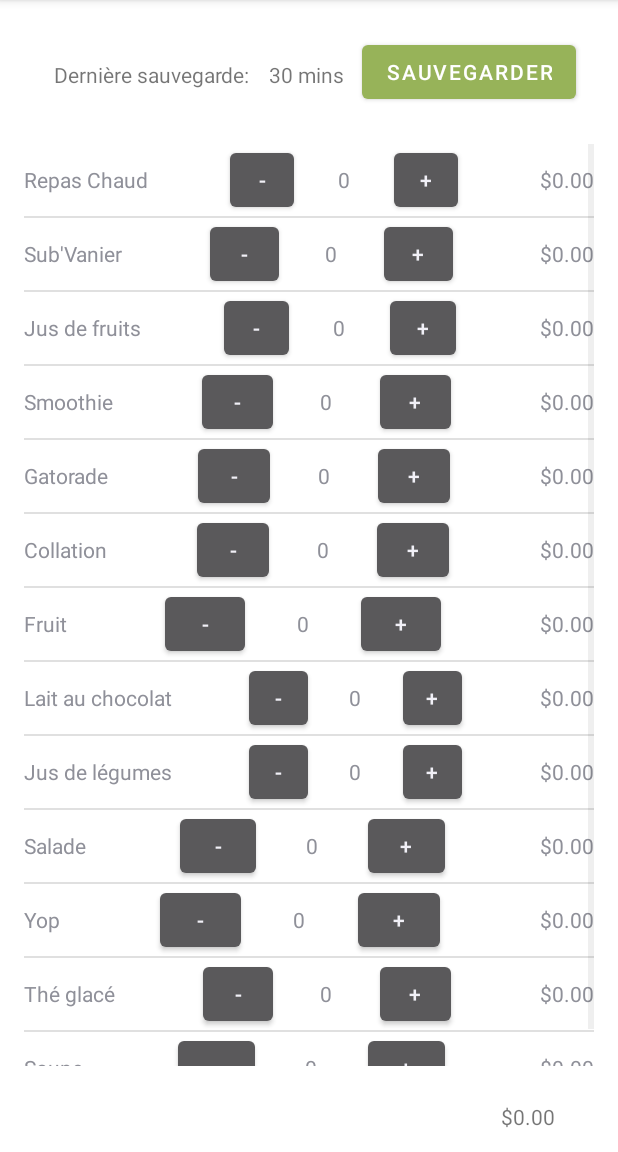
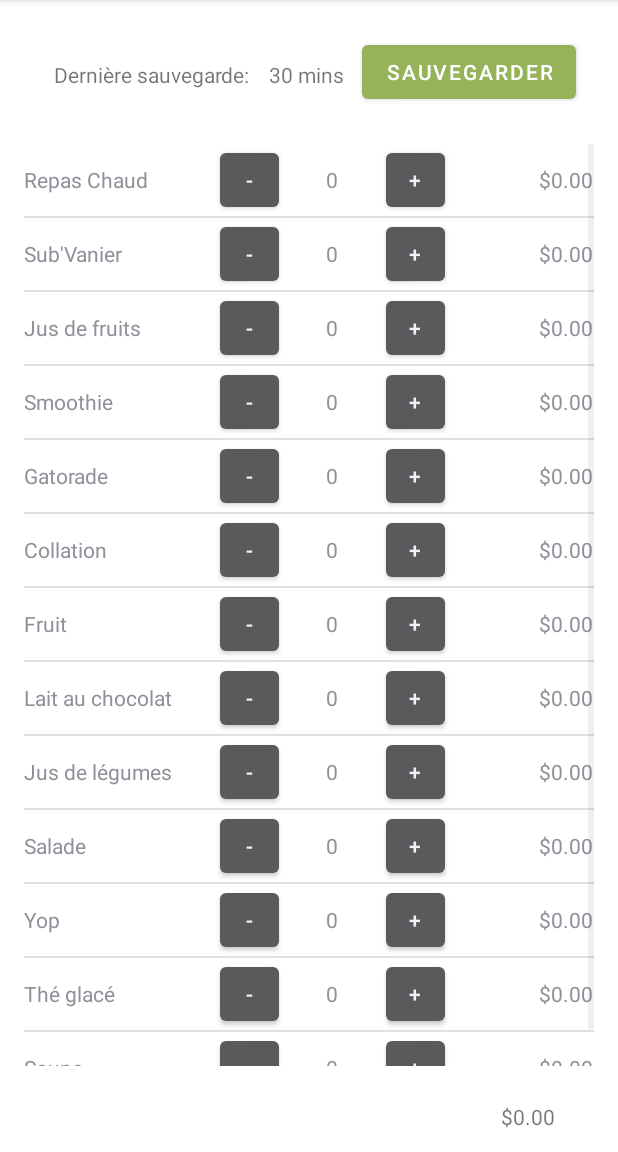
Before and after one commit to thomasRLachance/ProjetLaRucheMobile, an Android app: the SalesActivity screen opened directly, with no data from a screen before it, on a phone screen of 412 x 824 dp, the part 84-1236 px from its top. Run offline under Robolectric (Android 15) with nearby library versions, the phone set to English and light mode, and no system bars.

Commit message:
Réglé problème interface
Garde les bouttons centrés

```diff
--- a/app/src/main/res/layout/product_list.xml
+++ b/app/src/main/res/layout/product_list.xml
@@ -1,42 +1,45 @@
 <?xml version="1.0" encoding="utf-8"?>
 <LinearLayout xmlns:android="http://schemas.android.com/apk/res/android"
     android:layout_width="match_parent"
-    android:layout_height="match_parent">
+    android:layout_height="wrap_content"
+    android:orientation="horizontal">
 
     <TextView
         android:id="@+id/nameTextView"
-        android:layout_width="wrap_content"
+        android:layout_width="0dp"
         android:layout_height="wrap_content"
-        android:layout_weight="1"
-        android:text="ItemTitle" />
+        android:layout_weight="0.4"
+        android:text="Item Name"/>
 
     <Button
         android:id="@+id/minButton"
         android:layout_width="0dp"
         android:layout_height="wrap_content"
-        android:layout_weight="1"
-        android:text="-" />
+        android:layout_weight="0.15"
+        android:text="-"/>
 
     <TextView
         android:id="@+id/countTextView"
-        android:layout_width="wrap_content"
+        android:layout_width="0dp"
         android:layout_height="wrap_content"
-        android:layout_weight="1"
-        android:gravity="center"
-        android:text="0" />
+        android:layout_weight="0.2"
+        android:text="1"
+        android:gravity="center"/>
 
     <Button
         android:id="@+id/addButton"
         android:layout_width="0dp"
         android:layout_height="wrap_content"
-        android:layout_weight="1"
-        android:text="+" />
+        android:layout_weight="0.15"
+        android:text="+"/>
 
     <TextView
         android:id="@+id/priceTextView"
-        android:layout_width="wrap_content"
+        android:layout_width="0dp"
         android:layout_height="wrap_content"
-        android:layout_weight="1"
-        android:gravity="right"
-        android:text="0$" />
+        android:layout_weight="0.3"
+        android:text="$1.99"
+        android:gravity="center_vertical|end"
+        android:layout_gravity="center_vertical"/>
+
 </LinearLayout>
```
